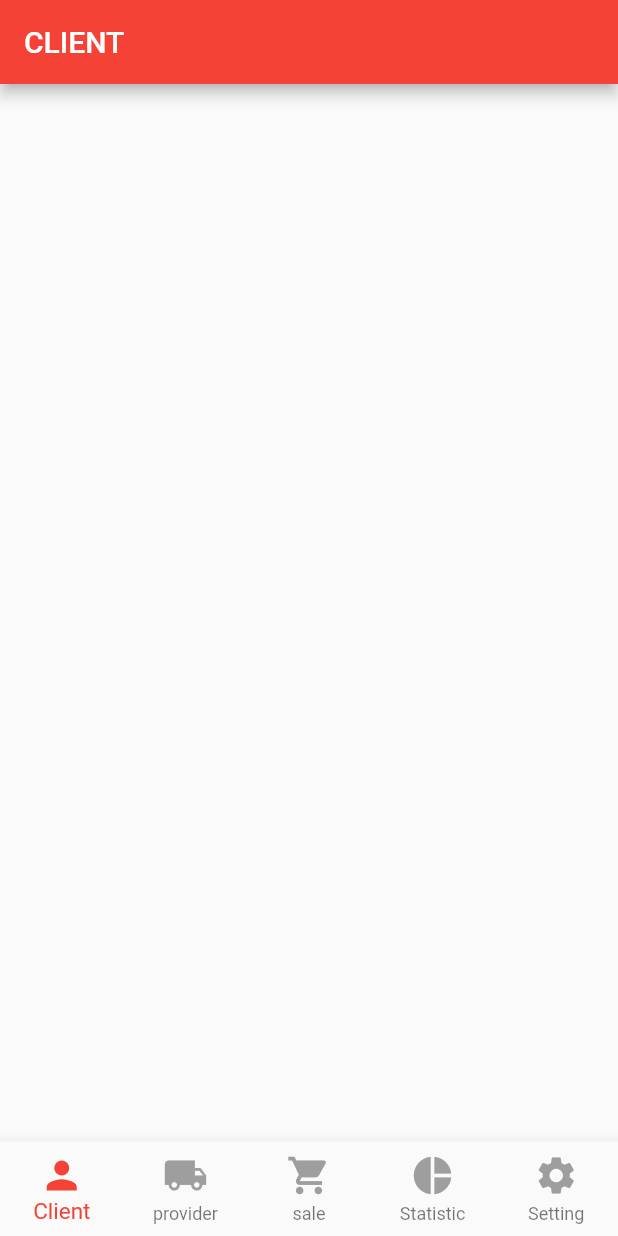
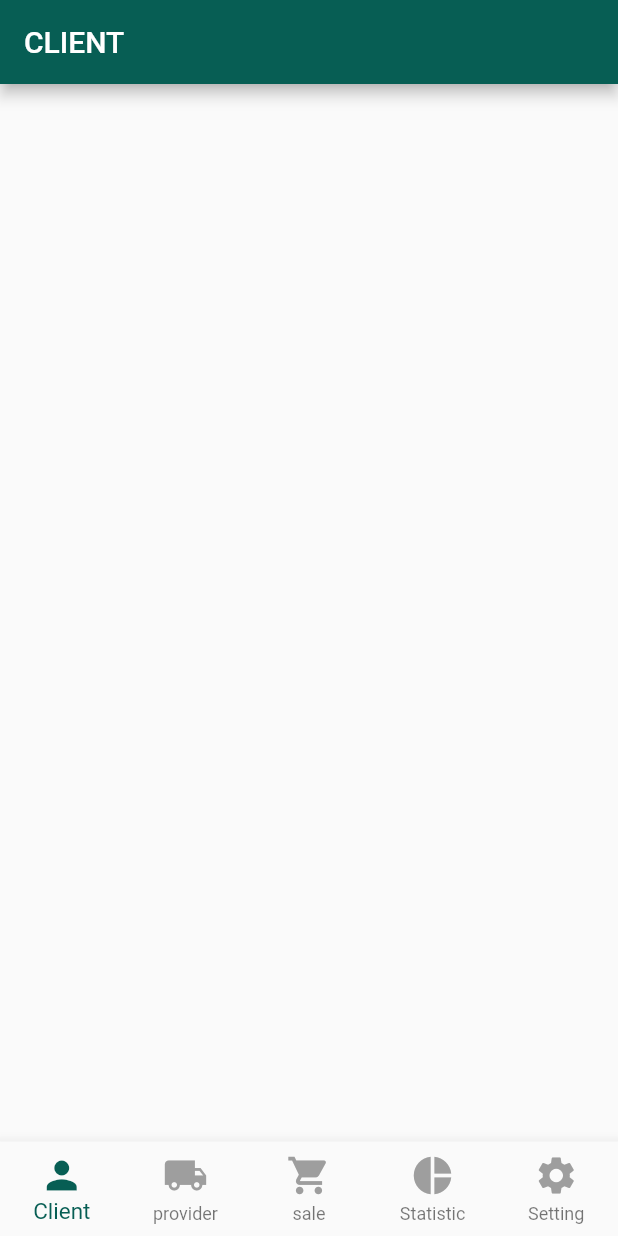
Before and after one commit to tooinfinity/hanoti, a Flutter app: the screen it shows after launch, on a phone screen of 412 x 824 dp. Run offline on Flutter 3.47's test engine with Material 2 defaults, Android fonts, the phone set to English and light mode, and no system bars.

Commit message:
:sparkles: create a branding color

```diff
--- a/lib/main.dart
+++ b/lib/main.dart
@@ -1,6 +1,7 @@
 import 'package:flutter/material.dart';
 import 'package:hanoti/routes/router.dart';
 import 'package:hanoti/routes/routes_constants.dart';
+import 'package:hanoti/values/colors.dart';
 
 void main() {
   runApp(Hanoti());
@@ -18,7 +19,7 @@ class _HanotiState extends State<Hanoti> {
       title: 'Hanoti',
       debugShowCheckedModeBanner: false,
       theme: ThemeData(
-        primarySwatch: Colors.red,
+        primarySwatch: brandColor,
         visualDensity: VisualDensity.adaptivePlatformDensity,
       ),
       onGenerateRoute: Router.onGenerateRoute,
--- a/lib/presentation/home/home_screen.dart
+++ b/lib/presentation/home/home_screen.dart
@@ -4,6 +4,7 @@ import 'package:hanoti/presentation/providers/provider_screen.dart';
 import 'package:hanoti/presentation/sales/sale_screen.dart';
 import 'package:hanoti/presentation/settings/setting_screen.dart';
 import 'package:hanoti/presentation/statistics/statistic_screen.dart';
+import 'package:hanoti/values/colors.dart';
 
 class HomeScreen extends StatefulWidget {
   const HomeScreen({Key key}) : super(key: key);
@@ -53,51 +54,51 @@ class _HomeScreenState extends State<HomeScreen> {
               title: Text(
                 'Client',
                 style: TextStyle(
-                    color: _selectedIndex == 0 ? Colors.red : Colors.grey),
+                    color: _selectedIndex == 0 ? brandColor : Colors.grey),
               ),
               icon: Icon(
                 Icons.person,
-                color: _selectedIndex == 0 ? Colors.red : Colors.grey,
+                color: _selectedIndex == 0 ? brandColor : Colors.grey,
               )),
           BottomNavigationBarItem(
               title: Text(
                 'provider',
                 style: TextStyle(
-                    color: _selectedIndex == 1 ? Colors.red : Colors.grey),
+                    color: _selectedIndex == 1 ? brandColor : Colors.grey),
               ),
               icon: Icon(
                 Icons.local_shipping,
-                color: _selectedIndex == 1 ? Colors.red : Colors.grey,
+                color: _selectedIndex == 1 ? brandColor : Colors.grey,
               )),
           BottomNavigationBarItem(
               title: Text(
                 'sale',
                 style: TextStyle(
-                    color: _selectedIndex == 2 ? Colors.red : Colors.grey),
+                    color: _selectedIndex == 2 ? brandColor : Colors.grey),
               ),
               icon: Icon(
                 Icons.shopping_cart,
-                color: _selectedIndex == 2 ? Colors.red : Colors.grey,
+                color: _selectedIndex == 2 ? brandColor : Colors.grey,
               )),
           BottomNavigationBarItem(
               title: Text(
                 'Statistic',
                 style: TextStyle(
-                    color: _selectedIndex == 3 ? Colors.red : Colors.grey),
+                    color: _selectedIndex == 3 ? brandColor : Colors.grey),
               ),
               icon: Icon(
                 Icons.pie_chart,
-                color: _selectedIndex == 3 ? Colors.red : Colors.grey,
+                color: _selectedIndex == 3 ? brandColor : Colors.grey,
               )),
           BottomNavigationBarItem(
               title: Text(
                 'Setting',
                 style: TextStyle(
-                    color: _selectedIndex == 4 ? Colors.red : Colors.grey),
+                    color: _selectedIndex == 4 ? brandColor : Colors.grey),
               ),
               icon: Icon(
                 Icons.settings,
-                color: _selectedIndex == 4 ? Colors.red : Colors.grey,
+                color: _selectedIndex == 4 ? brandColor : Colors.grey,
               )),
         ],
       ),
--- /dev/null
+++ b/lib/values/colors.dart
@@ -0,0 +1,18 @@
+import 'package:flutter/material.dart';
+
+const MaterialColor brandColor = MaterialColor(
+  brandPrimaryColor,
+  <int, Color>{
+    50: Color.fromRGBO(7, 94, 84, 0.1),
+    100: Color.fromRGBO(7, 94, 84, 0.2),
+    200: Color.fromRGBO(7, 94, 84, 0.3),
+    300: Color.fromRGBO(7, 94, 84, 0.4),
+    400: Color.fromRGBO(7, 94, 84, 0.5),
+    500: Color(brandPrimaryColor),
+    600: Color.fromRGBO(7, 94, 84, 0.7),
+    700: Color.fromRGBO(7, 94, 84, 0.8),
+    800: Color.fromRGBO(7, 94, 84, 0.9),
+    900: Color.fromRGBO(7, 94, 84, 1.0),
+  },
+);
+const int brandPrimaryColor = 0xFF075E54;
```
